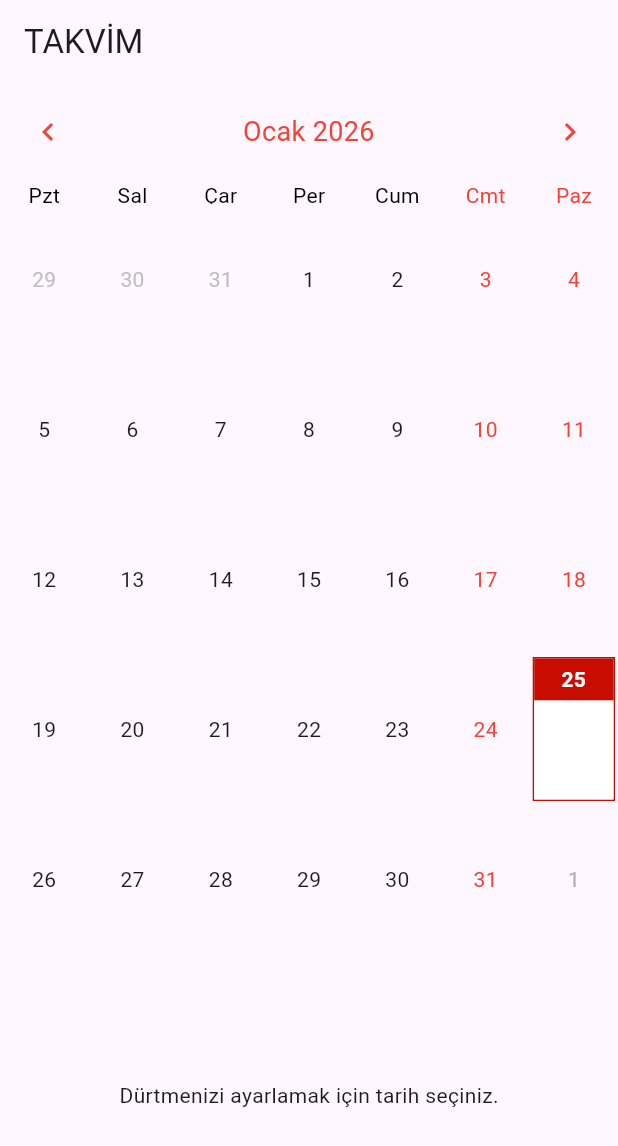
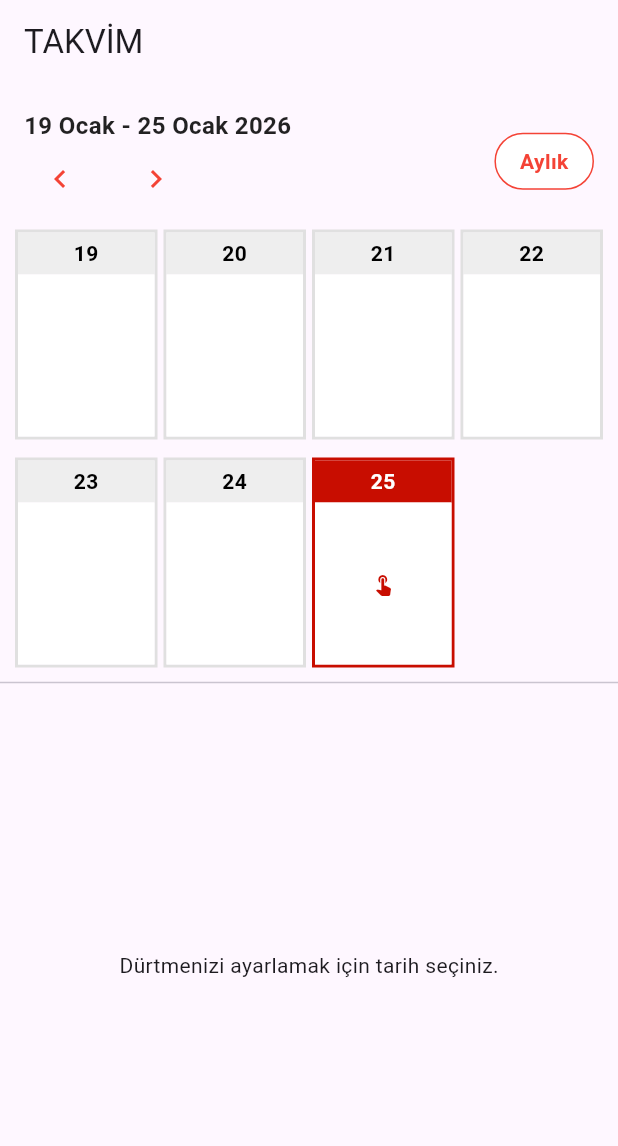
Before and after one commit to EdizKarli/DurtApp, a Flutter app: the screen it shows after launch, on a phone screen of 412 x 824 dp. Shown: the top 1146 px of the screen. Run offline on Flutter 3.47's test engine with Material 3 defaults, Android fonts, the phone set to English and light mode, and no system bars; drawn by our look-alikes of table_calendar.

Commit message:
calendar improved, weekly look, vol 2

```diff
--- a/durt_app/lib/screens/calendar_screen.dart
+++ b/durt_app/lib/screens/calendar_screen.dart
@@ -1,5 +1,6 @@
 import 'package:flutter/material.dart';
 import 'package:table_calendar/table_calendar.dart';
+import 'package:intl/intl.dart'; // Tarih formatı için gerekli
 
 class CalendarScreen extends StatefulWidget {
   const CalendarScreen({super.key});
@@ -11,6 +12,10 @@ class CalendarScreen extends StatefulWidget {
 class _CalendarScreenState extends State<CalendarScreen> {
   DateTime _focusedDay = DateTime.now();
   DateTime? _selectedDay;
+  CalendarFormat _calendarFormat = CalendarFormat.week;
+
+  // Renkler
+  final Color darkRed = const Color.fromARGB(255, 200, 13, 0);
 
   @override
   Widget build(BuildContext context) {
@@ -18,126 +23,228 @@ class _CalendarScreenState extends State<CalendarScreen> {
       appBar: AppBar(title: const Text('TAKVİM')),
       body: Column(
         children: [
-          TableCalendar(
-            locale: 'tr_TR',
-            startingDayOfWeek: StartingDayOfWeek.monday,
-            rowHeight: 100.0,
-            firstDay: DateTime.utc(2026, 1, 1),
-            lastDay: DateTime.utc(2030, 12, 31),
-            focusedDay: _focusedDay,
-            calendarFormat: CalendarFormat.month,
-            availableCalendarFormats: const {
-              CalendarFormat.month: 'Month',
-            },
-            calendarBuilders: CalendarBuilders(
-              // This builder handles the day you have clicked on
-              selectedBuilder: (context, day, focusedDay) {
-                return Container(
-                  margin: const EdgeInsets.all(2.0),
-                  decoration: BoxDecoration(
-                    border: Border.all(color: Colors.red, width: 2), // Red border for the whole box
-                  ),
-                  child: Column(
-                    children: [
-                      // PART 1: The Header (Colored)
-                      Container(
-                        width: double.infinity, // Stretches color to full width
-                        color: Colors.red,      // The red background you wanted
-                        padding: const EdgeInsets.symmetric(vertical: 4),
-                        child: Text(
-                          '${day.day}',
-                          style: const TextStyle(color: Colors.white, fontWeight: FontWeight.bold),
-                          textAlign: TextAlign.center,
-                        ),
-                      ),
-                      // PART 2: The Body (White space for writing)
-                      Expanded(
-                        child: Container(
-                          width: double.infinity,
-                          color: Colors.white, // Kept white so you can "write" here later
-                          alignment: Alignment.bottomCenter,
-                          child: const Text("Seçili", style: TextStyle(fontSize: 10, color: Colors.red)),
-                        ),
-                      ),
-                    ],
-                  ),
-                );
-              },
+          // GÖRÜNÜM SEÇİCİ
+          // Eğer Haftalıktaysa: Özel "Bölünmüş" Görünüm (4+3)
+          // Eğer Aylıktaysa: Standart Yuvarlak Takvim
+          _calendarFormat == CalendarFormat.week
+              ? _buildCustomSplitWeek()
+              : _buildStandardTableCalendar(),
 
-              // This builder handles the "Today" marker
-              todayBuilder: (context, day, focusedDay) {
-                return Container(
-                  margin: const EdgeInsets.all(2.0),
-                  decoration: BoxDecoration(
-                    border: Border.all(color: const Color.fromARGB(255, 200, 13, 0)),
-                  ),
-                  child: Column(
-                    children: [
-                      // Colored Header for Today
-                      Container(
-                        width: double.infinity,
-                        color: const Color.fromARGB(255, 200, 13, 0),
-                        padding: const EdgeInsets.symmetric(vertical: 4),
-                        child: Text(
-                          '${day.day}',
-                          style: const TextStyle(color: Colors.white, fontWeight: FontWeight.bold),
-                          textAlign: TextAlign.center,
-                        ),
-                      ),
-                      // White Body for Today
-                      Expanded(child: Container(color: Colors.white)),
-                    ],
-                  ),
-                );
-              },
-            ),
-            headerStyle: const HeaderStyle(
-              formatButtonVisible: false,
-              titleCentered: true,
-              titleTextStyle: TextStyle(color: Colors.red, fontSize: 18), // Red Month Name
-              leftChevronIcon: Icon(Icons.chevron_left, color: Colors.red),
-              rightChevronIcon: Icon(Icons.chevron_right, color: Colors.red),
-            ),
-            daysOfWeekStyle: const DaysOfWeekStyle(
-              weekdayStyle: TextStyle(color: Colors.black),
-              weekendStyle: TextStyle(color: Colors.red),
-            ),
-            calendarStyle: const CalendarStyle(
-              selectedDecoration: BoxDecoration(
-                color: Colors.red,
-                shape: BoxShape.circle,
+          const Divider(),
+
+          // ALT BİLGİ ALANI
+          Expanded(
+            child: Center(
+              child: Text(
+                _selectedDay == null
+                  ? "Dürtmenizi ayarlamak için tarih seçiniz."
+                  : "${_selectedDay!.day}.${_selectedDay!.month}.${_selectedDay!.year} seçildi.",
               ),
-              todayDecoration: BoxDecoration(
-                color: Color.fromARGB(255, 200, 13, 0),
-                shape: BoxShape.circle,
-              ),
-              weekendTextStyle: TextStyle(color: Colors.red),
-              todayTextStyle: TextStyle(color: Colors.white, fontWeight: FontWeight.bold),
-              selectedTextStyle: TextStyle(color: Colors.white),
-            ),
-
-            selectedDayPredicate: (day) {
-              return isSameDay(_selectedDay, day);
-            },
-            onDaySelected: (selectedDay, focusedDay) {
-              setState(() {
-                _selectedDay = selectedDay;
-                _focusedDay = focusedDay;
-              });
-              // This is where you will eventually call your Node.js API
-              // to filter reminders for this specific day.
-            },
-            onPageChanged: (focusedDay) {
-              _focusedDay = focusedDay;
-            },
-          ),
-          const Expanded(
-            child: Center(
-              child: Text("Dürtmenizi ayarlamak için tarih seçiniz."),
             ),
           ),
         ],
       ),
     );
   }
+
+  // --- BÖLÜM 1: AYLIK GÖRÜNÜM (STANDART KIRMIZI YUVARLAKLAR) ---
+  Widget _buildStandardTableCalendar() {
+    return TableCalendar(
+      locale: 'tr_TR',
+      startingDayOfWeek: StartingDayOfWeek.monday,
+      firstDay: DateTime.utc(2026, 1, 1),
+      lastDay: DateTime.utc(2030, 12, 31),
+      focusedDay: _focusedDay,
+      calendarFormat: _calendarFormat,
+
+      // Sadece format değiştirmek için 'Haftalık' seçeneğini burada tutuyoruz
+      availableCalendarFormats: const {
+        CalendarFormat.month: 'Aylık',
+        CalendarFormat.week: 'Haftalık',
+      },
+      onFormatChanged: (format) {
+        setState(() {
+          _calendarFormat = format;
+        });
+      },
+
+      // --- BURASI DEĞİŞTİ: Kare Builder'lar kaldırıldı, Stil eklendi ---
+      calendarStyle: CalendarStyle(
+        // Bugün: Koyu Kırmızı Yuvarlak
+        todayDecoration: BoxDecoration(
+          color: darkRed,
+          shape: BoxShape.circle,
+        ),
+        // Seçili Gün: Parlak Kırmızı Yuvarlak
+        selectedDecoration: const BoxDecoration(
+          color: Colors.red,
+          shape: BoxShape.circle,
+        ),
+        // Yazı Renkleri
+        todayTextStyle: const TextStyle(color: Colors.white, fontWeight: FontWeight.bold),
+        selectedTextStyle: const TextStyle(color: Colors.white, fontWeight: FontWeight.bold),
+      ),
+
+      selectedDayPredicate: (day) => isSameDay(_selectedDay, day),
+      onDaySelected: (selectedDay, focusedDay) {
+        setState(() {
+          _selectedDay = selectedDay;
+          _focusedDay = focusedDay;
+        });
+      },
+      onPageChanged: (focusedDay) {
+        _focusedDay = focusedDay;
+      },
+    );
+  }
+
+  // --- BÖLÜM 2: HAFTALIK ÖZEL GÖRÜNÜM (4+3 & SOL ÜSTTE TARİH) ---
+  Widget _buildCustomSplitWeek() {
+    // Haftanın günlerini hesapla
+    final startOfWeek = _focusedDay.subtract(Duration(days: _focusedDay.weekday - 1));
+    final weekDays = List.generate(7, (index) => startOfWeek.add(Duration(days: index)));
+
+    return Column(
+      children: [
+        // Özel Başlık (Sol Üstte Tarih, Sağda Buton)
+        _buildCustomHeader(startOfWeek),
+
+        Padding(
+          padding: const EdgeInsets.symmetric(horizontal: 8.0),
+          child: Column(
+            children: [
+              // 1. Satır: Pazartesi - Perşembe (4 Gün)
+              Row(
+                children: weekDays.sublist(0, 4).map((day) => Expanded(child: _buildDayCell(day))).toList(),
+              ),
+              const SizedBox(height: 8), // Satır boşluğu
+              // 2. Satır: Cuma - Pazar (3 Gün)
+              Row(
+                children: [
+                  ...weekDays.sublist(4, 7).map((day) => Expanded(child: _buildDayCell(day))),
+                  const Expanded(child: SizedBox()), // Hizalamak için boşluk
+                ],
+              ),
+            ],
+          ),
+        ),
+      ],
+    );
+  }
+
+  // --- YENİ BAŞLIK TASARIMI ---
+  Widget _buildCustomHeader(DateTime startOfWeek) {
+    // Tarih aralığını formatla (Örn: "19 Ocak - 25 Ocak 2026")
+    final endOfWeek = startOfWeek.add(const Duration(days: 6));
+    // intl paketi sayesinde Türkçe ay isimleri gelir
+    final dateRangeText = '${DateFormat('d MMMM', 'tr_TR').format(startOfWeek)} - ${DateFormat('d MMMM y', 'tr_TR').format(endOfWeek)}';
+
+    return Container(
+      padding: const EdgeInsets.fromLTRB(16, 16, 16, 8),
+      child: Row(
+        mainAxisAlignment: MainAxisAlignment.spaceBetween,
+        children: [
+          // SOL TARAF: Tarih Bilgisi ve Oklar
+          Column(
+            crossAxisAlignment: CrossAxisAlignment.start,
+            children: [
+              Text(
+                dateRangeText, // "19 Ocak - 25 Ocak 2026"
+                style: const TextStyle(fontSize: 16, fontWeight: FontWeight.bold, color: Colors.black87),
+              ),
+              Row(
+                mainAxisSize: MainAxisSize.min,
+                children: [
+                  IconButton(
+                    padding: EdgeInsets.zero,
+                    constraints: const BoxConstraints(),
+                    icon: const Icon(Icons.chevron_left, color: Colors.red),
+                    onPressed: () => setState(() {
+                      _focusedDay = _focusedDay.subtract(const Duration(days: 7));
+                    }),
+                  ),
+                  const SizedBox(width: 16),
+                  IconButton(
+                    padding: EdgeInsets.zero,
+                    constraints: const BoxConstraints(),
+                    icon: const Icon(Icons.chevron_right, color: Colors.red),
+                    onPressed: () => setState(() {
+                      _focusedDay = _focusedDay.add(const Duration(days: 7));
+                    }),
+                  ),
+                ],
+              )
+            ],
+          ),
+
+          // SAĞ TARAF: Aylık Görünüm Butonu
+          InkWell(
+            onTap: () => setState(() => _calendarFormat = CalendarFormat.month),
+            child: Container(
+              padding: const EdgeInsets.symmetric(horizontal: 16, vertical: 8),
+              decoration: BoxDecoration(
+                border: Border.all(color: Colors.red),
+                borderRadius: BorderRadius.circular(20),
+                color: Colors.white,
+              ),
+              child: const Text(
+                "Aylık",
+                style: TextStyle(color: Colors.red, fontWeight: FontWeight.bold),
+              ),
+            ),
+          ),
+        ],
+      ),
+    );
+  }
+
+  // Gün Hücresi (Haftalık Görünüm İçin - KARE KALIYOR)
+  Widget _buildDayCell(DateTime day) {
+    final isSelected = isSameDay(day, _selectedDay);
+    final isToday = isSameDay(day, DateTime.now());
+
+    Color borderColor = isToday ? darkRed : (isSelected ? Colors.red : Colors.grey.shade300);
+    Color headerColor = isToday ? darkRed : (isSelected ? Colors.red : Colors.grey.shade200);
+    Color textColor = (isSelected || isToday) ? Colors.white : Colors.black;
+
+    return GestureDetector(
+      onTap: () {
+        setState(() {
+          _selectedDay = day;
+          _focusedDay = day;
+        });
+      },
+      child: Container(
+        height: 140,
+        margin: const EdgeInsets.all(2.0),
+        decoration: BoxDecoration(
+          border: Border.all(color: borderColor, width: 2),
+        ),
+        child: Column(
+          children: [
+            Container(
+              width: double.infinity,
+              color: headerColor,
+              padding: const EdgeInsets.symmetric(vertical: 4),
+              child: Text(
+                '${day.day}',
+                style: TextStyle(color: textColor, fontWeight: FontWeight.bold),
+                textAlign: TextAlign.center,
+              ),
+            ),
+            Expanded(
+              child: Container(
+                width: double.infinity,
+                color: Colors.white,
+                alignment: Alignment.center,
+                child: isToday || isSelected
+                  ? Icon(Icons.touch_app, size: 16, color: headerColor)
+                  : null,
+              ),
+            ),
+          ],
+        ),
+      ),
+    );
+  }
 }
```
